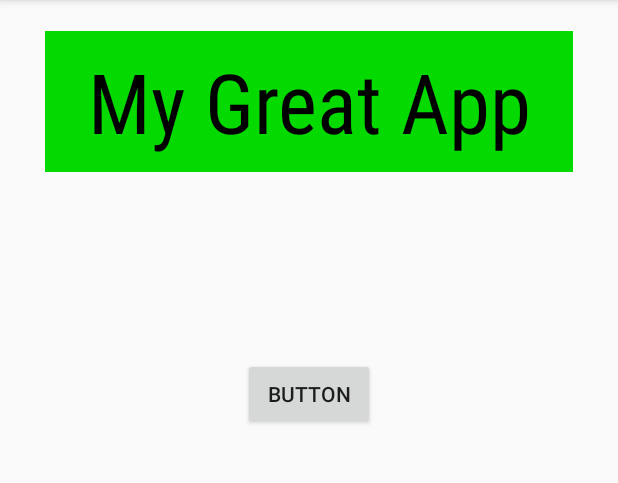
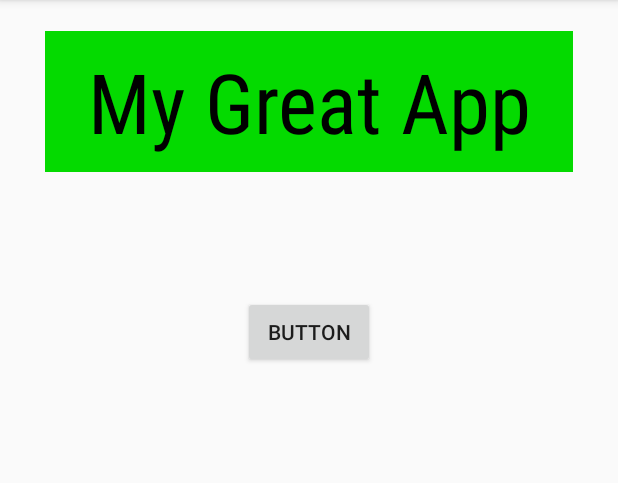
Before and after one commit to hchan069/DemoApp1, an Android app: the screen it shows after launch (MainActivity), on a phone screen of 412 x 824 dp, the part 84-567 px from its top. Run offline under Robolectric (Android 15) with nearby library versions, the phone set to English and light mode, and no system bars.

Commit message:
First commit

```diff
--- a/app/src/main/res/layout/activity_main.xml
+++ b/app/src/main/res/layout/activity_main.xml
@@ -43,6 +43,6 @@
         app:layout_constraintEnd_toEndOf="parent"
         app:layout_constraintStart_toStartOf="parent"
         app:layout_constraintTop_toTopOf="parent"
-        app:layout_constraintVertical_bias="0.324" />
+        app:layout_constraintVertical_bias="0.264" />
 
 </android.support.constraint.ConstraintLayout>
```
